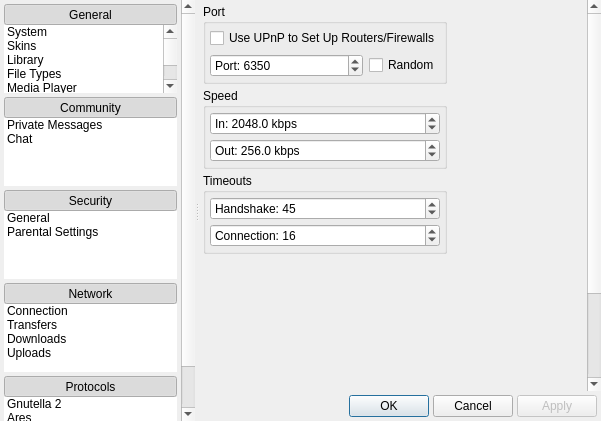
Before: the Qt Designer form trunk/Quazaa/UI/dialogsettings.ui in c3c/quazaa, drawn with Qt 5.
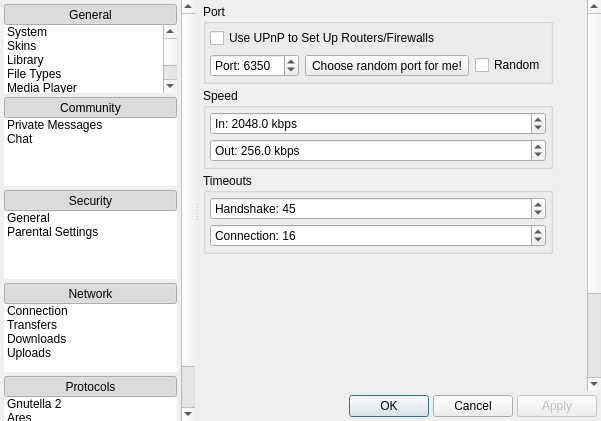
After: the same form once the commit is applied. The open tabs and pages were chosen to show the change. Icons and pictures are not drawn.

Commit message: Added random port selector to DialogSettings.

Diff of the .ui file:
```diff
--- a/trunk/Quazaa/UI/dialogsettings.ui
+++ b/trunk/Quazaa/UI/dialogsettings.ui
@@ -2252,20 +2252,27 @@
                     </property>
                    </widget>
                   </item>
-                  <item row="1" column="2">
+                  <item row="1" column="3">
                    <widget class="QCheckBox" name="checkBoxRandomPort">
                     <property name="text">
                      <string>Random</string>
                     </property>
                    </widget>
                   </item>
-                  <item row="0" column="1" colspan="2">
+                  <item row="0" column="1" colspan="3">
                    <widget class="QCheckBox" name="checkBoxEnableUPnP">
                     <property name="text">
                      <string>Use UPnP to Set Up Routers/Firewalls</string>
                     </property>
                    </widget>
                   </item>
+                  <item row="1" column="2">
+                   <widget class="QToolButton" name="toolButton">
+                    <property name="text">
+                     <string>Choose random port for me!</string>
+                    </property>
+                   </widget>
+                  </item>
                  </layout>
                 </widget>
                </item>
```
Left out of the diff: 2 changed lines with no effect on the pictures. Lines whose indentation alone changed are shown as unchanged. The commit also changes 2 other files.
